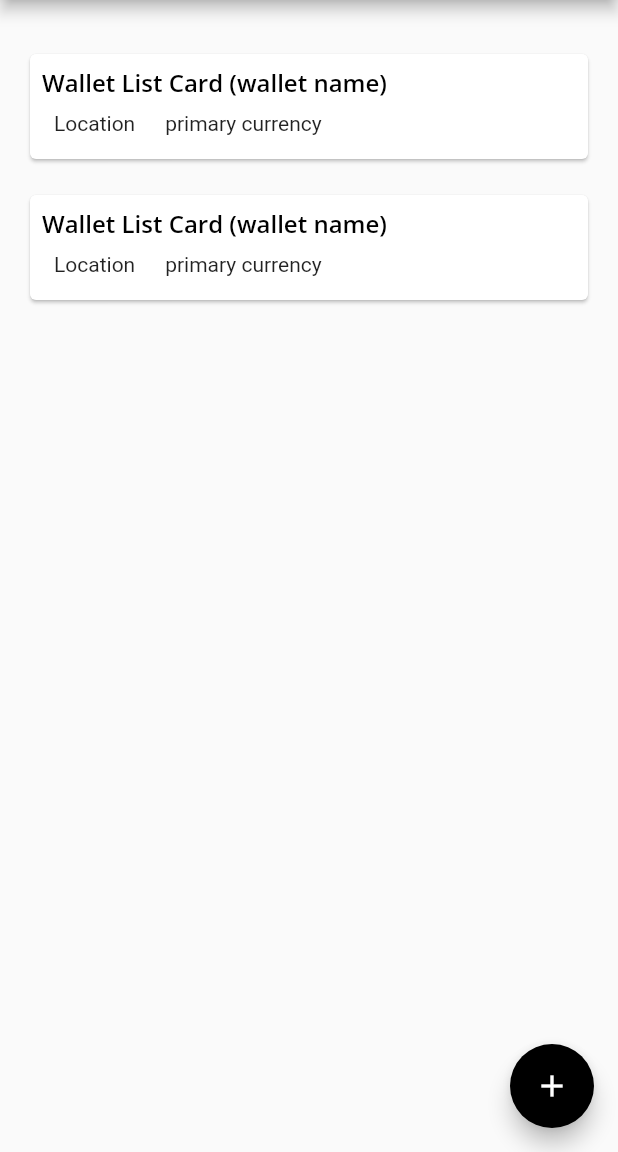
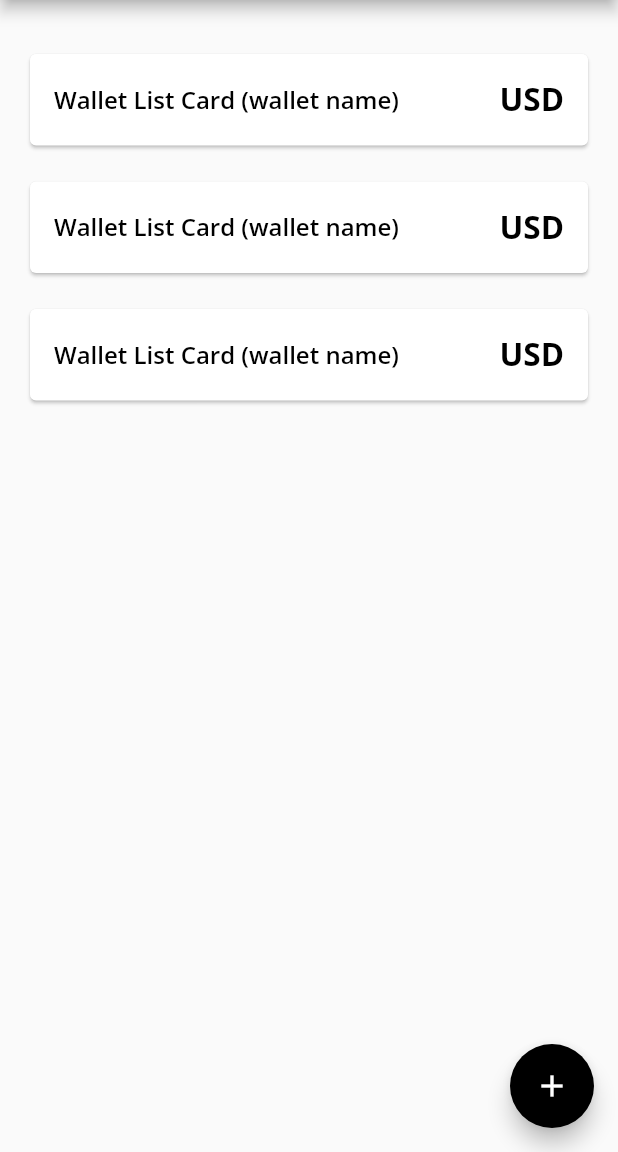
Before and after one commit to carlstep/currencyxpro, a Flutter app: the screen it shows after launch, on a phone screen of 412 x 824 dp, the part 84-1236 px from its top. Run offline on Flutter 3.47's test engine with Material 2 defaults, Android fonts, the phone set to English and light mode, and no system bars; our stand-ins replace google_fonts.

Commit message:
setup wallet_list_card.dart structure.

```diff
--- a/lib/components/primary_card.dart
+++ b/lib/components/primary_card.dart
@@ -6,13 +6,13 @@ class PrimaryCard extends StatelessWidget {
 
   @override
   Widget build(BuildContext context) {
-    return Container(
+    return Card(
       child: Column(
         children: [
           Row(
             children: [
+              Text('image placeholder'),
               Text('Country Name'),
-              Text('image placeholder'),
             ],
           ),
           Row(
--- a/lib/components/wallet_list_card.dart
+++ b/lib/components/wallet_list_card.dart
@@ -1,3 +1,4 @@
+import 'package:currencyxpro/components/primary_card.dart';
 import 'package:flutter/material.dart';
 import 'package:currencyxpro/home.dart';
 
@@ -8,29 +9,28 @@ class WalletListCard extends StatelessWidget {
   Widget build(BuildContext context) {
     return Padding(
       padding: const EdgeInsets.all(8.0),
+      child: InkWell(
+        onTap: () {
+          PrimaryCard();
+        },
         child: Card(
           child: Padding(
-          padding: const EdgeInsets.all(8.0),
-          child: Column(
-            mainAxisAlignment: MainAxisAlignment.center,
+            padding: const EdgeInsets.all(16.0),
+            child: Row(
+              mainAxisAlignment: MainAxisAlignment.spaceBetween,
               children: [
                 Align(
-                alignment: Alignment.topLeft,
+                  alignment: Alignment.centerLeft,
                   child: Text('Wallet List Card (wallet name)',
                   style: Theme.of(context).textTheme.headline3,),
                 ),
-              Padding(
-                padding: const EdgeInsets.all(8.0),
-                child: Row(
-                  mainAxisAlignment: MainAxisAlignment.start,
-                  children: [
-                    Text('Location'),
-                    SizedBox(width: 20),
-                    Text('primary currency'),
+                Align(
+                  alignment: Alignment.centerRight,
+                  child: Text('USD',
+                  style: Theme.of(context).textTheme.headline2,),
+                )
               ],
             ),
-              )
-            ],
           ),
         ),
       ),
--- a/lib/home.dart
+++ b/lib/home.dart
@@ -35,9 +35,7 @@ class _HomeState extends State<Home> {
               ),
               WalletListCard(),
               WalletListCard(),
-              Container(
-
-                ),
+              WalletListCard(),
             ],
           ),
         ),
```
Lines whose indentation alone changed are shown as unchanged.
